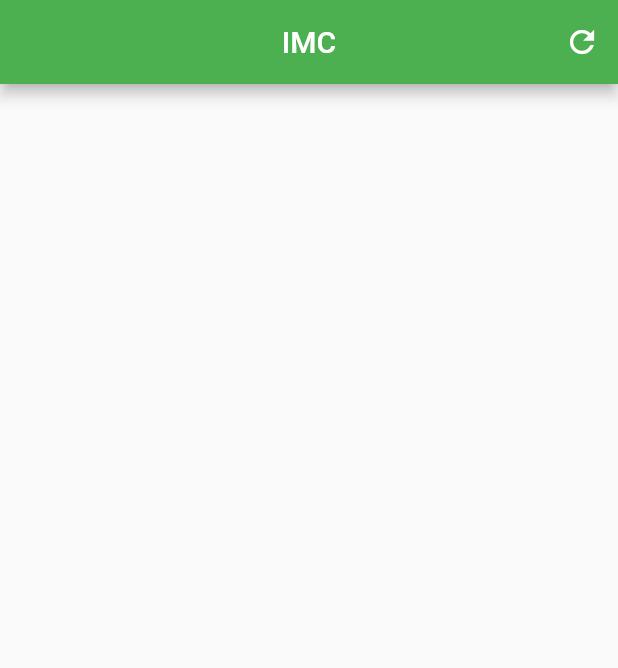
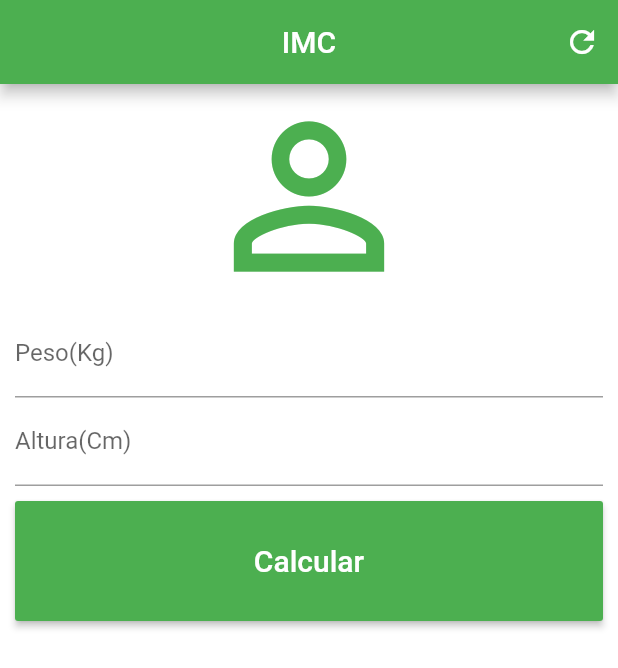
Before and after one commit to LBHukan/IMC, a Flutter app: the screen it shows after launch, on a phone screen of 412 x 824 dp. Shown: the top 668 px of the screen. Run offline on Flutter 3.47's test engine with Material 2 defaults, Android fonts, the phone set to English and light mode, and no system bars.

Commit message:
TextField, RaisedButton

```diff
--- a/lib/main.dart
+++ b/lib/main.dart
@@ -23,6 +23,47 @@ class _HomeState extends State<Home> {
             onPressed: () {},
           )
         ],
-    ));
+      ),
+      backgroundColor: Colors.white,
+      body: SingleChildScrollView(
+        padding: EdgeInsets.fromLTRB(10.0, 0.0, 10.0, 0.0),
+        child: Column(
+            crossAxisAlignment: CrossAxisAlignment.stretch,
+            children: <Widget>[
+              Icon(
+                Icons.person_outline,
+                color: Colors.green,
+                size: 150,
+              ),
+              TextField(
+                keyboardType: TextInputType.number,
+                decoration: InputDecoration(
+                  labelText: "Peso(Kg)",
+                ),
+                textAlign: TextAlign.center,
+              ),
+              TextField(
+                keyboardType: TextInputType.number,
+                decoration: InputDecoration(
+                  labelText: "Altura(Cm)",
+                ),
+                textAlign: TextAlign.center,
+              ),
+              Container(
+                padding: EdgeInsets.only(
+                  top: 10.0, bottom: 10.0),
+                height: 100.0,
+                child: RaisedButton(
+                  onPressed: () {},
+                  child: Text("Calcular",
+                              style: TextStyle(fontSize: 20.0),),
+                  color: Colors.green,
+                  textColor: Colors.white,
+
+                ),
+              )
+            ]),
+      ),
+    );
   }
 }
```
Lines whose indentation alone changed are shown as unchanged.
